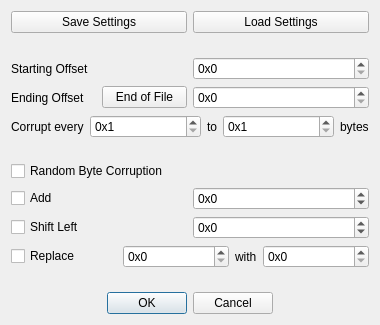
This is Corruptor_Settings.ui in Coolcord/ROM_Poison as Qt 5 draws it before an edit. The edited form follows.
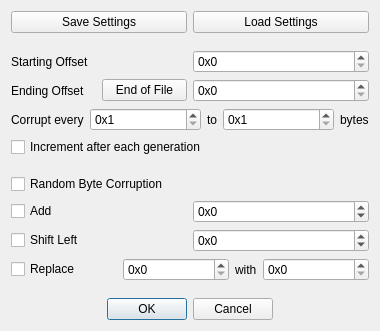
This is the edited form.

Commit message: Added a new setting that will automatically increment the min and max range

```diff
--- a/Corruptor_Settings.ui
+++ b/Corruptor_Settings.ui
@@ -7,7 +7,7 @@
     <x>0</x>
     <y>0</y>
     <width>380</width>
-    <height>325</height>
+    <height>331</height>
    </rect>
   </property>
   <property name="windowTitle">
@@ -202,6 +202,13 @@
        </item>
       </layout>
      </item>
+     <item>
+      <widget class="QCheckBox" name="cbIncrement">
+       <property name="text">
+        <string>Increment after each generation</string>
+       </property>
+      </widget>
+     </item>
     </layout>
    </item>
    <item>
```
The commit also changes 7 other files.
